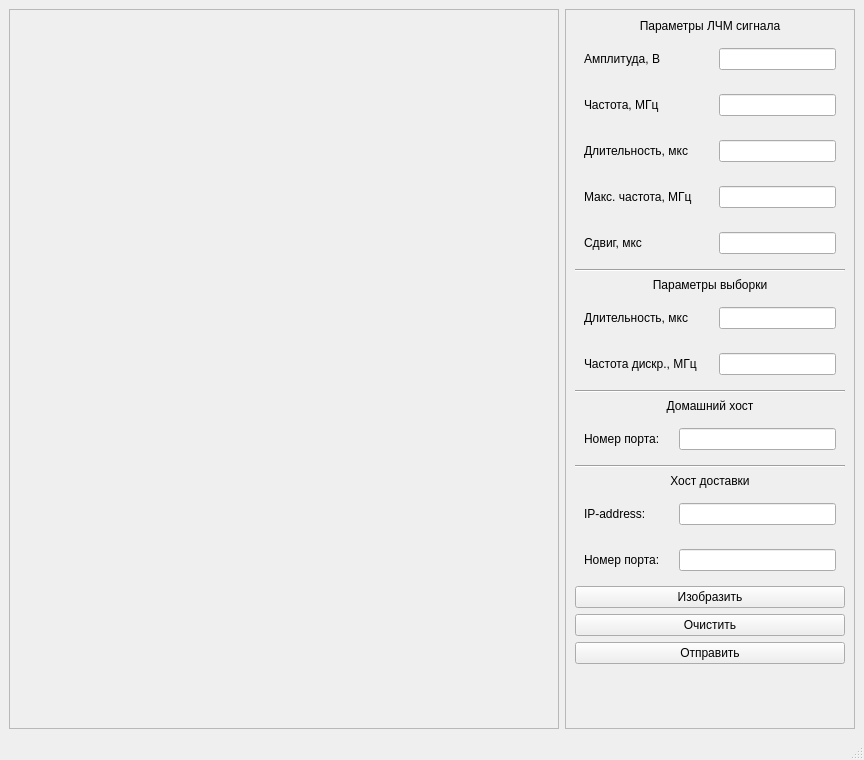
AlferovKirill/SignalHandler, file SignalHandler/signalhandler.ui: the form before one commit.
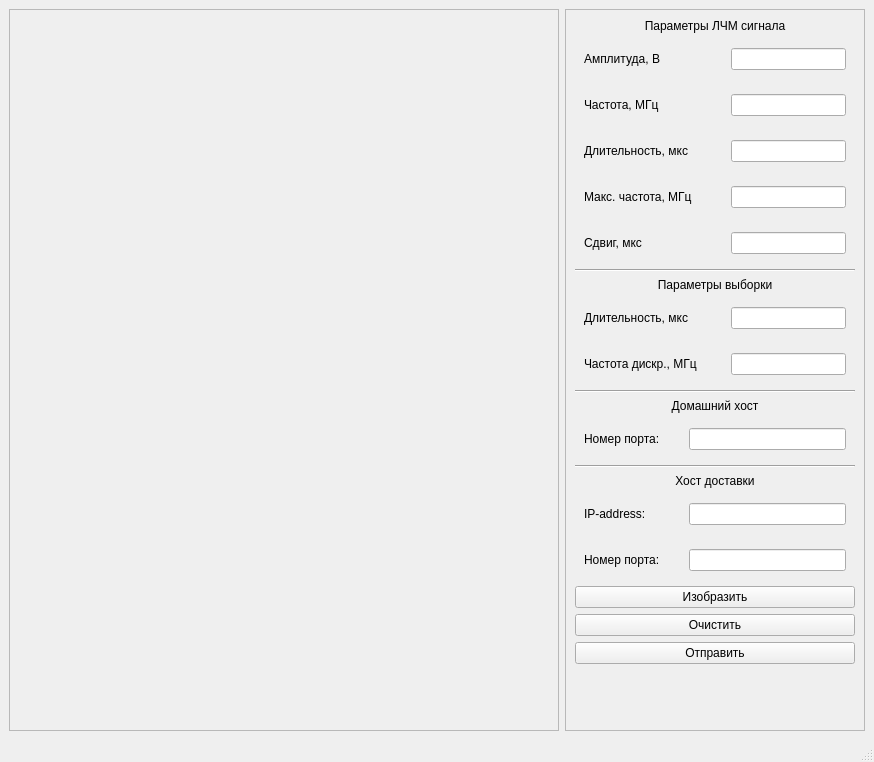
The form after the commit.

The edit to the form file:
```diff
--- a/SignalHandler/signalhandler.ui
+++ b/SignalHandler/signalhandler.ui
@@ -7,7 +7,7 @@
     <x>0</x>
     <y>0</y>
     <width>864</width>
-    <height>760</height>
+    <height>762</height>
    </rect>
   </property>
   <property name="windowTitle">
@@ -35,7 +35,7 @@
      <widget class="QFrame" name="Interface">
       <property name="minimumSize">
        <size>
-        <width>0</width>
+        <width>300</width>
         <height>700</height>
        </size>
       </property>
@@ -80,7 +80,7 @@
              <widget class="QLabel" name="label_4">
               <property name="minimumSize">
                <size>
-                <width>130</width>
+                <width>150</width>
                 <height>0</height>
                </size>
               </property>
@@ -122,7 +122,7 @@
              <widget class="QLabel" name="label_5">
               <property name="minimumSize">
                <size>
-                <width>130</width>
+                <width>150</width>
                 <height>0</height>
                </size>
               </property>
@@ -164,7 +164,7 @@
              <widget class="QLabel" name="label_6">
               <property name="minimumSize">
                <size>
-                <width>130</width>
+                <width>150</width>
                 <height>0</height>
                </size>
               </property>
@@ -206,7 +206,7 @@
              <widget class="QLabel" name="label_7">
               <property name="minimumSize">
                <size>
-                <width>130</width>
+                <width>150</width>
                 <height>0</height>
                </size>
               </property>
@@ -248,7 +248,7 @@
              <widget class="QLabel" name="label_11">
               <property name="minimumSize">
                <size>
-                <width>130</width>
+                <width>150</width>
                 <height>0</height>
                </size>
               </property>
@@ -313,7 +313,7 @@
              <widget class="QLabel" name="label_8">
               <property name="minimumSize">
                <size>
-                <width>130</width>
+                <width>150</width>
                 <height>0</height>
                </size>
               </property>
@@ -345,6 +345,12 @@
        </item>
        <item>
         <widget class="QWidget" name="widget_6" native="true">
+         <property name="minimumSize">
+          <size>
+           <width>0</width>
+           <height>0</height>
+          </size>
+         </property>
          <layout class="QHBoxLayout" name="horizontalLayout_12">
           <item>
            <layout class="QHBoxLayout" name="horizontalLayout_10">
@@ -355,7 +361,7 @@
              <widget class="QLabel" name="label_9">
               <property name="minimumSize">
                <size>
-                <width>130</width>
+                <width>150</width>
                 <height>0</height>
                </size>
               </property>
@@ -414,7 +420,7 @@
              <widget class="QLabel" name="hostPortLabel">
               <property name="minimumSize">
                <size>
-                <width>90</width>
+                <width>100</width>
                 <height>0</height>
                </size>
               </property>
@@ -476,7 +482,7 @@
              <widget class="QLabel" name="destinationHostLabel">
               <property name="minimumSize">
                <size>
-                <width>90</width>
+                <width>100</width>
                 <height>0</height>
                </size>
               </property>
@@ -515,7 +521,7 @@
              <widget class="QLabel" name="destinationPortLabel">
               <property name="minimumSize">
                <size>
-                <width>90</width>
+                <width>100</width>
                 <height>0</height>
                </size>
               </property>
```
Left out of the diff: 2 changed lines with no effect on the pictures.
